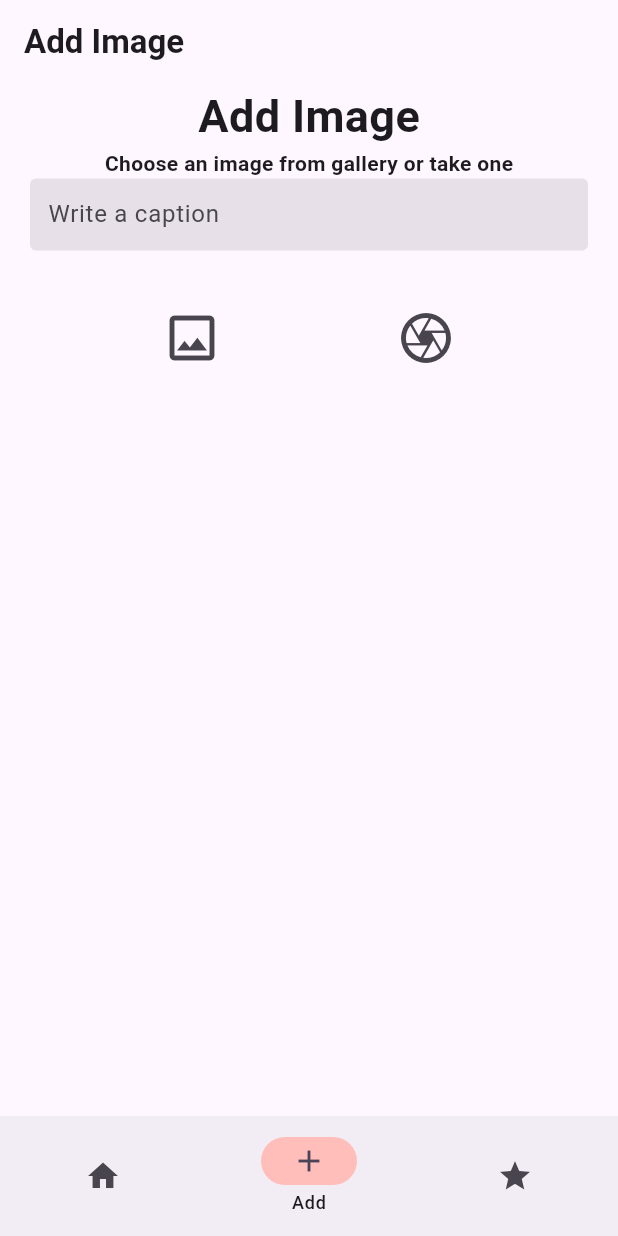
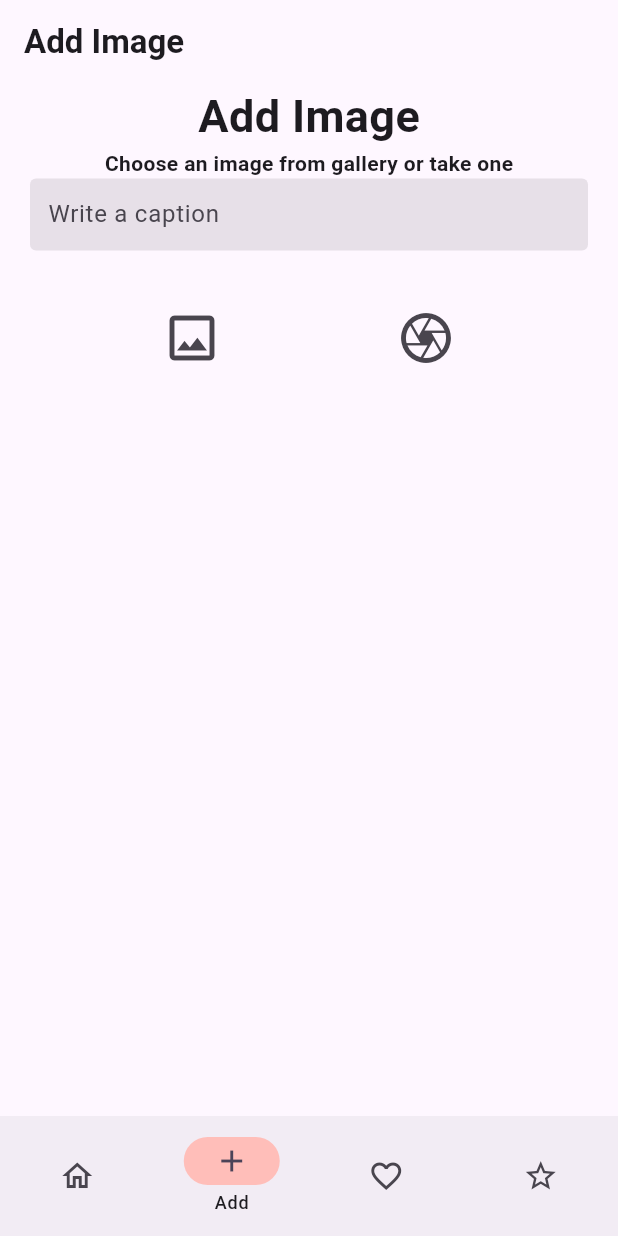
Before and after one commit to pretzelogical/atlas-holbegram, a Flutter app: the screen it shows after launch, swiped to page 2, on a phone screen of 412 x 824 dp. Run offline on Flutter 3.47's test engine with Material 3 defaults, Android fonts, the phone set to English and light mode, and no system bars; our stand-ins replace cloud_firestore, firebase_auth, firebase_core, firebase_storage, image_picker; accounts and stored records are empty; network calls fail.

Commit message:
Add favorites ui

```diff
--- a/lib/methods/post_storage.dart
+++ b/lib/methods/post_storage.dart
@@ -5,6 +5,8 @@ import 'package:holbegram/models/posts.dart';
 import 'package:holbegram/models/user.dart';
 import 'package:uuid/uuid.dart';
 import 'dart:typed_data';
+
+// TODO: Batch some of the firestore operations here
 
 class PostStorage {
   final FirebaseFirestore _firestore = FirebaseFirestore.instance;
--- a/lib/models/user.dart
+++ b/lib/models/user.dart
@@ -1,4 +1,6 @@
 import 'package:cloud_firestore/cloud_firestore.dart';
+
+// TODO: Finalize the user model
 
 class UserModel {
   final String? uid;
--- a/lib/widgets/bottom_nav.dart
+++ b/lib/widgets/bottom_nav.dart
@@ -2,6 +2,7 @@ import 'package:flutter/material.dart';
 import 'package:holbegram/pages/feed.dart';
 import 'package:holbegram/screens/debug_screen.dart';
 import 'package:holbegram/pages/add_image.dart';
+import 'package:holbegram/pages/favorite.dart';
 
 class BottomNav extends StatefulWidget {
   @override
@@ -29,15 +30,19 @@ class _BottomNavState extends State<BottomNav> {
           },
           destinations: const [
             NavigationDestination(
-              icon: Icon(Icons.home),
+              icon: Icon(Icons.home_outlined),
               label: 'Home',
             ),
             NavigationDestination(
-              icon: Icon(Icons.add),
+              icon: Icon(Icons.add_outlined),
               label: 'Add',
             ),
             NavigationDestination(
-              icon: Icon(Icons.star),
+              icon: Icon(Icons.favorite_border),
+              label: 'Favorites'
+            ),
+            NavigationDestination(
+              icon: Icon(Icons.star_outline),
               label: 'Debug',
             ),
           ]),
@@ -54,6 +59,7 @@ class _BottomNavState extends State<BottomNav> {
           AddImage(
             captionController: TextEditingController(),
           ),
+          const Favorites(),
           const DebugScreen()
         ],
       ),
```
Also changed, not shown: lib/pages/favorite.dart (+19 -5 lines).
